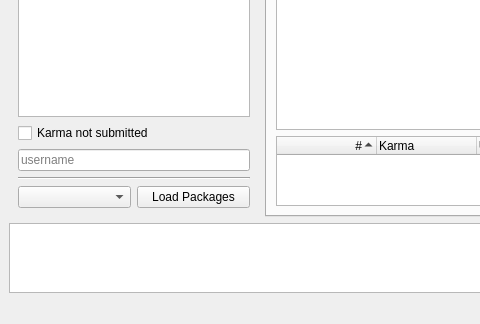
First picture: the form in src/ui/mainwindow.ui, repository examon/fedora-gooey-karma, before the edit; both pictures show x 0 to 480 and y 332 to 656 of the 996 by 656 pixel window.
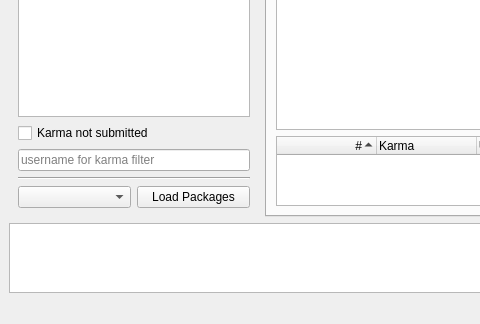
Second picture: the form after the edit.

Commit message: Filter - karma not submitted works now as expected. Fixing issue #6

```diff
--- a/src/ui/mainwindow.ui
+++ b/src/ui/mainwindow.ui
@@ -115,7 +115,7 @@
          <item>
           <widget class="QLineEdit" name="karmaUsernameEdit">
            <property name="placeholderText">
-            <string>username</string>
+            <string>username for karma filter</string>
            </property>
           </widget>
          </item>
```
The commit also changes 2 other files.
